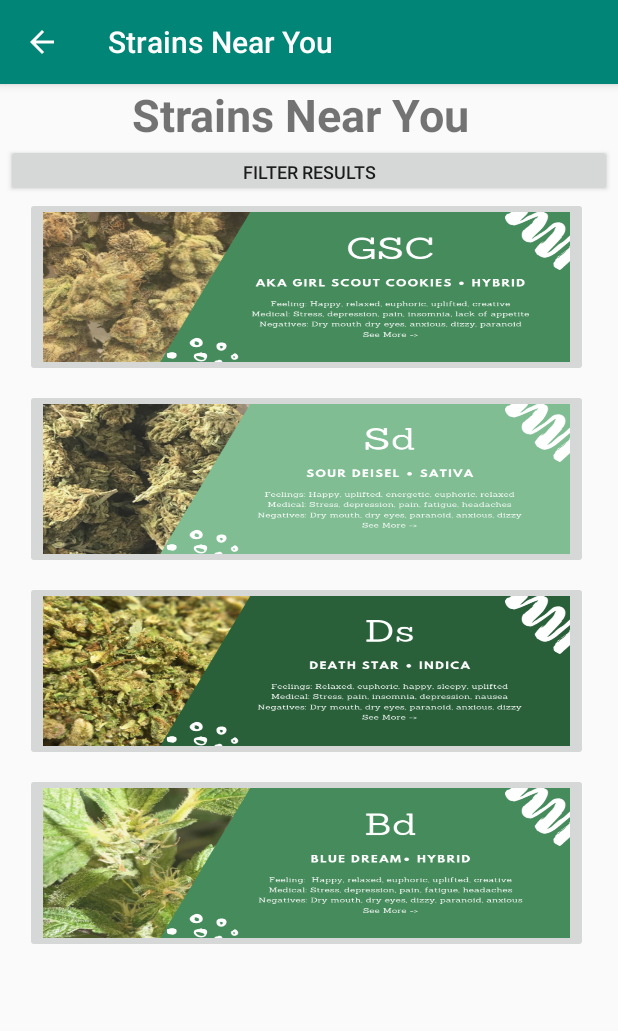
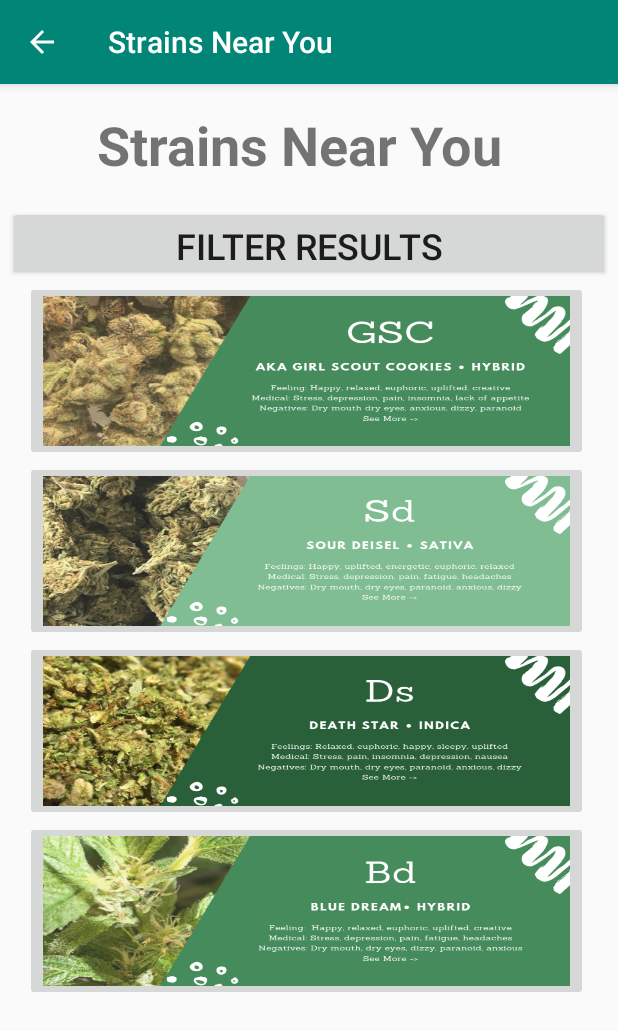
Before and after one commit to cottre54/Hello_World, an Android app: the StrainsNearYou screen opened directly, with no data from a screen before it, on a phone screen of 412 x 824 dp. Shown: the top 1031 px of the screen. Run offline under Robolectric (Android 15) with nearby library versions, the phone set to English and light mode, and no system bars.

Commit message:
Strains Near You updated again

```diff
--- a/DankDelivery/app/src/main/res/layout/content_strains_near_you.xml
+++ b/DankDelivery/app/src/main/res/layout/content_strains_near_you.xml
@@ -28,7 +28,6 @@
         android:layout_height="120dp"
         android:layout_marginStart="16dp"
         android:layout_marginLeft="16dp"
-        android:layout_marginTop="8dp"
         android:layout_marginEnd="20dp"
         android:layout_marginRight="20dp"
         android:scaleType="fitXY"
@@ -43,7 +42,6 @@
         android:layout_height="120dp"
         android:layout_marginStart="16dp"
         android:layout_marginLeft="16dp"
-        android:layout_marginTop="8dp"
         android:layout_marginEnd="20dp"
         android:layout_marginRight="20dp"
         android:scaleType="fitXY"
@@ -58,7 +56,6 @@
         android:layout_height="120dp"
         android:layout_marginStart="16dp"
         android:layout_marginLeft="16dp"
-        android:layout_marginTop="8dp"
         android:layout_marginEnd="20dp"
         android:layout_marginRight="20dp"
         android:scaleType="fitXY"
@@ -69,31 +66,32 @@
 
     <Button
         android:id="@+id/button_Filter"
-        android:layout_width="404dp"
-        android:layout_height="35dp"
+        android:layout_width="401dp"
+        android:layout_height="50dp"
         android:layout_marginStart="3dp"
         android:layout_marginLeft="3dp"
+        android:layout_marginTop="16dp"
         android:layout_marginEnd="4dp"
         android:layout_marginRight="4dp"
         android:text="Filter Results"
-        android:textSize="12sp"
+        android:textSize="24sp"
         app:layout_constraintEnd_toEndOf="parent"
         app:layout_constraintStart_toStartOf="parent"
         app:layout_constraintTop_toBottomOf="@+id/textView" />
 
     <TextView
         android:id="@+id/textView"
-        android:layout_width="235dp"
-        android:layout_height="40dp"
+        android:layout_width="283dp"
+        android:layout_height="49dp"
         android:layout_marginStart="88dp"
         android:layout_marginLeft="88dp"
+        android:layout_marginTop="16dp"
         android:layout_marginEnd="88dp"
         android:layout_marginRight="88dp"
         android:text="Strains Near You"
-        android:textSize="30sp"
+        android:textSize="36sp"
         android:textStyle="bold"
         app:layout_constraintEnd_toEndOf="parent"
-        app:layout_constraintHorizontal_bias="0.0"
         app:layout_constraintStart_toStartOf="parent"
         app:layout_constraintTop_toTopOf="parent" />
 </android.support.constraint.ConstraintLayout>
```
